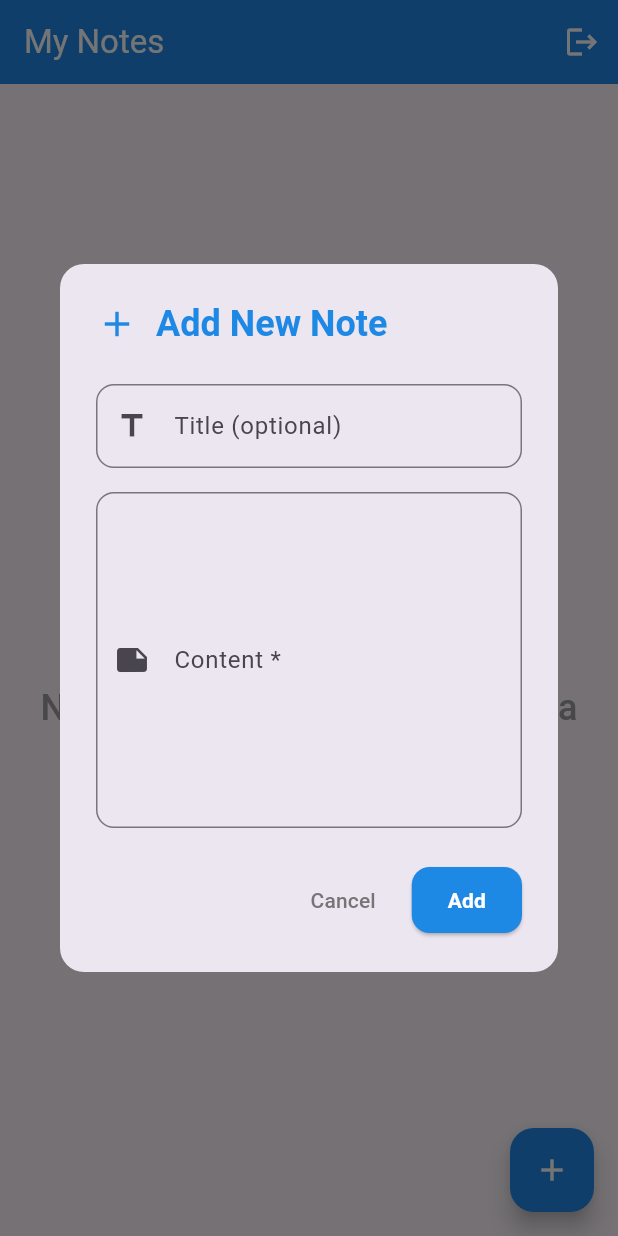
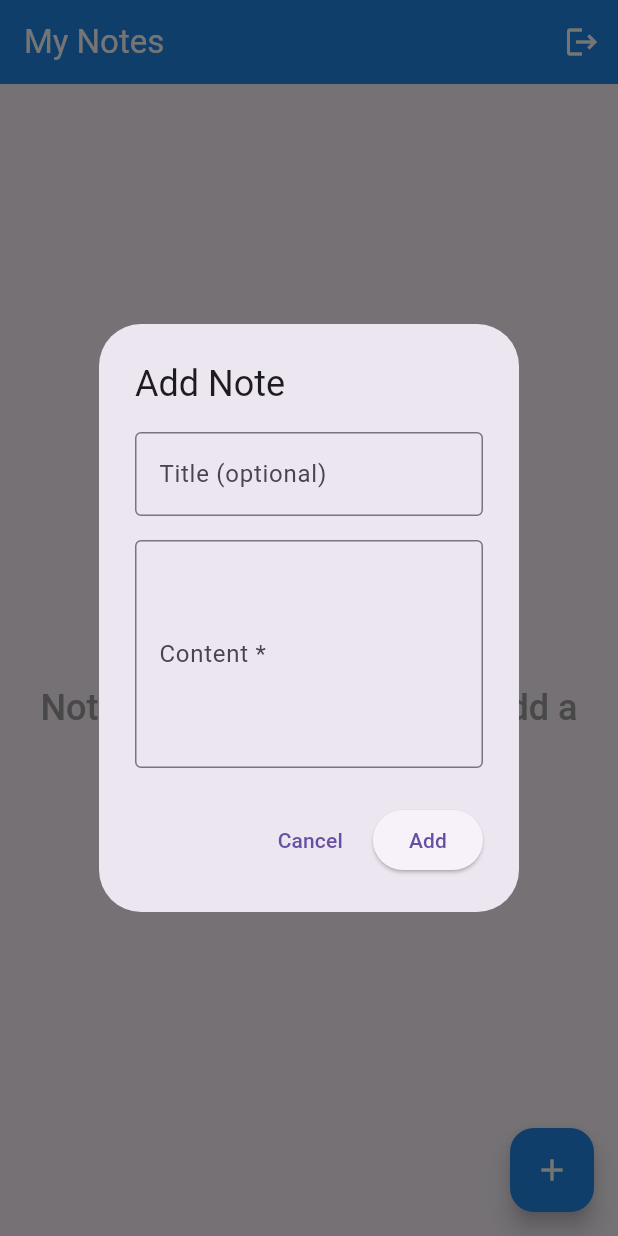
Before and after one commit to Jade-Isimbi/note_app, a Flutter app: the screen it shows once a user with an empty profile is signed in, after a tap on the "add" icon, on a phone screen of 412 x 824 dp. Run offline on Flutter 3.47's test engine with Material 3 defaults, Android fonts, the phone set to English and light mode, and no system bars; our stand-ins replace cloud_firestore, equatable, firebase_auth, firebase_core, flutter_bloc; accounts and stored records are empty.

Commit message:
updated the card widget

```diff
--- a/lib/widgets/note_dialog.dart
+++ b/lib/widgets/note_dialog.dart
@@ -2,7 +2,7 @@ import 'package:flutter/material.dart';
 import '../models/note.dart';
 
 class NoteDialog extends StatefulWidget {
-  final Note? note; // null for new note, not null for editing
+  final Note? note;
 
   const NoteDialog({Key? key, this.note}) : super(key: key);
 
@@ -33,75 +33,28 @@ class _NoteDialogState extends State<NoteDialog> {
   Widget build(BuildContext context) {
     final isEditing = widget.note != null;
 
-    return Dialog(
-      shape: RoundedRectangleBorder(
-        borderRadius: BorderRadius.circular(16),
-      ),
-      child: Container(
-        constraints: const BoxConstraints(maxHeight: 500),
-        padding: const EdgeInsets.all(24),
-        child: Form(
+    return AlertDialog(
+      title: Text(isEditing ? 'Edit Note' : 'Add Note'),
+      content: Form(
         key: _formKey,
         child: Column(
           mainAxisSize: MainAxisSize.min,
-            crossAxisAlignment: CrossAxisAlignment.start,
           children: [
-              Row(
-                children: [
-                  Icon(
-                    isEditing ? Icons.edit : Icons.add,
-                    color: Colors.blue.shade600,
-                    size: 28,
-                  ),
-                  const SizedBox(width: 12),
-                  Text(
-                    isEditing ? 'Edit Note' : 'Add New Note',
-                    style: Theme.of(context).textTheme.headlineSmall?.copyWith(
-                      fontWeight: FontWeight.bold,
-                      color: Colors.blue.shade600,
+            TextFormField(
+              controller: _titleController,
+              decoration: const InputDecoration(
+                labelText: 'Title (optional)',
+                border: OutlineInputBorder(),
               ),
             ),
-                ],
-              ),
-              const SizedBox(height: 24),
-
-              // Title Field
-              TextFormField(
-                controller: _titleController,
-                decoration: InputDecoration(
-                  labelText: 'Title (optional)',
-                  hintText: 'Enter note title...',
-                  prefixIcon: const Icon(Icons.title),
-                  border: OutlineInputBorder(
-                    borderRadius: BorderRadius.circular(12),
-                  ),
-                  focusedBorder: OutlineInputBorder(
-                    borderRadius: BorderRadius.circular(12),
-                    borderSide: BorderSide(color: Colors.blue.shade600, width: 2),
-                  ),
-                ),
-                maxLines: 1,
-                textCapitalization: TextCapitalization.sentences,
-              ),
             const SizedBox(height: 16),
-
-              // Content Field
             TextFormField(
               controller: _contentController,
-                decoration: InputDecoration(
+              decoration: const InputDecoration(
                 labelText: 'Content *',
-                  hintText: 'Write your note here...',
-                  prefixIcon: const Icon(Icons.note),
-                  border: OutlineInputBorder(
-                    borderRadius: BorderRadius.circular(12),
+                border: OutlineInputBorder(),
               ),
-                  focusedBorder: OutlineInputBorder(
-                    borderRadius: BorderRadius.circular(12),
-                    borderSide: BorderSide(color: Colors.blue.shade600, width: 2),
-                  ),
-                ),
-                maxLines: 8,
-                textCapitalization: TextCapitalization.sentences,
+              maxLines: 5,
               validator: (value) {
                 if (value == null || value.trim().isEmpty) {
                   return 'Please enter note content';
@@ -109,44 +62,19 @@ class _NoteDialogState extends State<NoteDialog> {
                 return null;
               },
             ),
-              const SizedBox(height: 24),
-
-              // Action Buttons
-              Row(
-                mainAxisAlignment: MainAxisAlignment.end,
-                children: [
-                  TextButton(
-                    onPressed: () => Navigator.of(context).pop(),
-                    child: Text(
-                      'Cancel',
-                      style: TextStyle(color: Colors.grey.shade600),
-                    ),
-                  ),
-                  const SizedBox(width: 12),
-                  ElevatedButton(
-                    onPressed: _submitForm,
-                    style: ElevatedButton.styleFrom(
-                      backgroundColor: Colors.blue.shade600,
-                      foregroundColor: Colors.white,
-                      shape: RoundedRectangleBorder(
-                        borderRadius: BorderRadius.circular(12),
-                      ),
-                      padding: const EdgeInsets.symmetric(
-                        horizontal: 24,
-                        vertical: 12,
-                      ),
-                    ),
-                    child: Text(
-                      isEditing ? 'Update' : 'Add',
-                      style: const TextStyle(fontWeight: FontWeight.bold),
-                    ),
-                  ),
-                ],
-              ),
           ],
         ),
       ),
+      actions: [
+        TextButton(
+          onPressed: () => Navigator.of(context).pop(),
+          child: const Text('Cancel'),
         ),
+        ElevatedButton(
+          onPressed: _submitForm,
+          child: Text(isEditing ? 'Update' : 'Add'),
+        ),
+      ],
     );
   }
 
```
Also changed, not shown: lib/widgets/note_card.dart (+19 -89 lines). Lines whose indentation alone changed are shown as unchanged.
